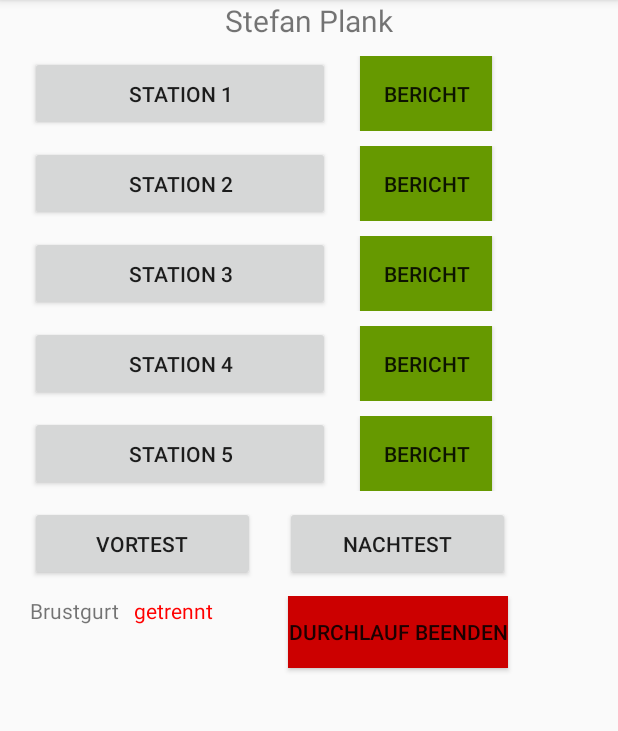
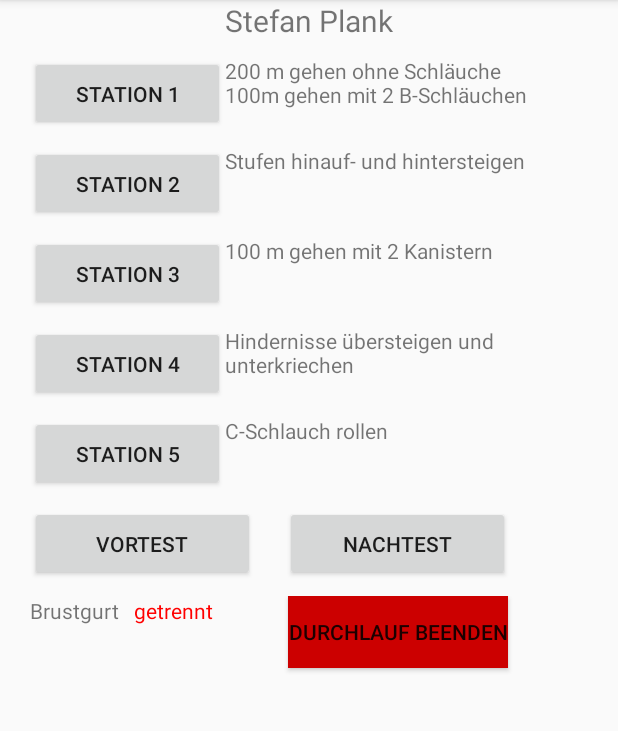
Before and after one commit to planks9/oefast, an Android app: the StationMenueFragment screen opened directly, with no data from a screen before it, on a phone screen of 412 x 824 dp, the part 84-815 px from its top. Run offline under Robolectric (Android 15) with nearby library versions, the phone set to English and light mode, and no system bars; our stand-ins replace Room's generated code; 2 statements that could not run were skipped.

Commit message:
Change Layout in Menue, StationReady and Station Recording

```diff
--- a/app/src/main/java/at/ac/univie/stefan/fast/Fragments/StationMenueFragment.java
+++ b/app/src/main/java/at/ac/univie/stefan/fast/Fragments/StationMenueFragment.java
@@ -6,7 +6,6 @@ import android.os.Bundle;
 import android.support.annotation.Nullable;
 import android.support.v4.app.Fragment;
 import android.support.v4.app.FragmentTransaction;
-import android.util.Log;
 import android.view.LayoutInflater;
 import android.view.View;
 import android.view.ViewGroup;
@@ -33,7 +32,6 @@ import static at.ac.univie.stefan.fast.StationTracking.StationTrackingData.STATI
 public class StationMenueFragment extends Fragment {
 
 
-
     Button buttonStationOne;
     Button buttonStationTwo;
     Button buttonStationThree;
@@ -41,15 +39,14 @@ public class StationMenueFragment extends Fragment {
     Button buttonStationFive;
     Button buttonPraeTest;
     Button buttonPostTest;
-    //Button buttonGesamtstatistik;
-    Button buttonBerichtStationOne;
-    Button buttonBerichtStationTwo;
-    Button buttonBerichtStationThree;
-    Button buttonBerichtStationFour;
-    Button buttonBerichtStationFive;
     Button buttonendEndDurchlauf;
     TextView textViewConnected;
     TextView textViewPersonName;
+    TextView textViewStationMenueStationOneDescription;
+    TextView textViewStationMenueStationTwoDescription;
+    TextView textViewStationMenueStationThreeDescription;
+    TextView textViewStationMenueStationFourDescription;
+    TextView textViewStationMenueStationFiveDescription;
 
 
     @Nullable
@@ -64,21 +61,30 @@ public class StationMenueFragment extends Fragment {
         buttonStationFive = (Button) view.findViewById(R.id.buttonStationFive);
         buttonPraeTest = (Button) view.findViewById(R.id.buttonPraeTest);
         buttonPostTest = (Button) view.findViewById(R.id.buttonPostTest);
-        //buttonGesamtstatistik = (Button) view.findViewById(R.id.buttonGesamtstatistik);
-        buttonBerichtStationOne = (Button) view.findViewById(R.id.buttonBerichtStationOne);
-        buttonBerichtStationTwo = (Button) view.findViewById(R.id.buttonBerichtStationTwo);
-        buttonBerichtStationThree = (Button) view.findViewById(R.id.buttonBerichtStationThree);
-        buttonBerichtStationFour = (Button) view.findViewById(R.id.buttonBerichtStationFour);
-        buttonBerichtStationFive = (Button) view.findViewById(R.id.buttonBerichtStationFive);
+
         buttonendEndDurchlauf = (Button) view.findViewById(R.id.buttonEndDurchlauf);
         textViewConnected = (TextView) view.findViewById(R.id.textViewStationMenueConnected);
         textViewPersonName = (TextView) view.findViewById(R.id.textViewStationMenuePersonName);
+        textViewStationMenueStationOneDescription = (TextView) view.findViewById(R.id.textViewStationMenueStationOneDescription);
+        textViewStationMenueStationTwoDescription = (TextView) view.findViewById(R.id.textViewStationMenueStationTwoDescription);
+        textViewStationMenueStationThreeDescription = (TextView) view.findViewById(R.id.textViewStationMenueStationThreeDescription);
+        textViewStationMenueStationFourDescription = (TextView) view.findViewById(R.id.textViewStationMenueStationFourDescription);
+        textViewStationMenueStationFiveDescription = (TextView) view.findViewById(R.id.textViewStationMenueStationFiveDescription);
+
+
         //Set first Text to getrennt because the belt is connecting in the background and as soon as the belt is connected it sets the Text to connected
         textViewConnected.setText("getrennt");
         textViewConnected.setTextColor(Color.RED);
         textViewPersonName.setText(StationTrackingData.getPersonname());
 
         BluetoothMessageHandler.getInstance().setTextViews(view, 0, 0, R.id.textViewStationMenueConnected);
+
+
+        textViewStationMenueStationOneDescription.setText(R.string.station_one_description);
+        textViewStationMenueStationTwoDescription.setText(R.string.station_two_description);
+        textViewStationMenueStationThreeDescription.setText(R.string.station_three_description);
+        textViewStationMenueStationFourDescription.setText(R.string.station_four_description);
+        textViewStationMenueStationFiveDescription.setText(R.string.station_five_description);
 
 
         buttonStationOne.setOnClickListener(onClickListener);
@@ -101,30 +107,24 @@ public class StationMenueFragment extends Fragment {
         public void onClick(View view) {
 
 
-            if (view.getId()==buttonStationOne.getId()) {
+            if (view.getId() == buttonStationOne.getId()) {
                 StationTrackingData.setActualStation(STATIONONE);
-            }
-            else if (view.getId()==buttonStationTwo.getId()) {
+            } else if (view.getId() == buttonStationTwo.getId()) {
                 StationTrackingData.setActualStation(STATIONTWO);
-            }
-            else if (view.getId()==buttonStationThree.getId()) {
+            } else if (view.getId() == buttonStationThree.getId()) {
                 StationTrackingData.setActualStation(STATIONTHREE);
-            }
-            else if (view.getId()==buttonStationFour.getId()) {
+            } else if (view.getId() == buttonStationFour.getId()) {
                 StationTrackingData.setActualStation(STATIONFOUR);
-            }
-            else if (view.getId()==buttonStationFive.getId()) {
+            } else if (view.getId() == buttonStationFive.getId()) {
                 StationTrackingData.setActualStation(STATIONFIVE);
-            }
-            else if (view.getId()==buttonPraeTest.getId()) {
+            } else if (view.getId() == buttonPraeTest.getId()) {
                 StationTrackingData.setActualStation(PRAETEST);
-            }
-            else if (view.getId()==buttonPostTest.getId()) {
+            } else if (view.getId() == buttonPostTest.getId()) {
                 StationTrackingData.setActualStation(POSTTEST);
             }
 
             //Handle next step to be made
-            if (view.getId()==buttonendEndDurchlauf.getId()) {
+            if (view.getId() == buttonendEndDurchlauf.getId()) {
                 Intent intent = new Intent(getContext(), PersonManagementActivity.class);
                 startActivity(intent);
             } else {
@@ -138,6 +138,4 @@ public class StationMenueFragment extends Fragment {
     };
 
 
-
-
 }
--- a/app/src/main/res/layout/stationmenue.xml
+++ b/app/src/main/res/layout/stationmenue.xml
@@ -19,18 +19,16 @@
 
         <Button
             android:id="@+id/buttonStationOne"
-            android:layout_width="200dp"
+            android:layout_width="130dp"
             android:layout_height="match_parent"
             android:layout_marginLeft="20dp"
             android:text="Station 1" />
 
-        <Button
-            android:id="@+id/buttonBerichtStationOne"
+        <TextView
+            android:id="@+id/textViewStationMenueStationOneDescription"
             android:layout_width="wrap_content"
             android:layout_height="match_parent"
-            android:layout_marginLeft="20dp"
-            android:background="@android:color/holo_green_dark"
-            android:text="Bericht" />
+             />
 
 
     </TableRow>
@@ -42,18 +40,16 @@
 
         <Button
             android:id="@+id/buttonStationTwo"
-            android:layout_width="200dp"
+            android:layout_width="130dp"
             android:layout_height="match_parent"
             android:layout_marginLeft="20dp"
             android:text="Station 2" />
 
-        <Button
-            android:id="@+id/buttonBerichtStationTwo"
+        <TextView
+            android:id="@+id/textViewStationMenueStationTwoDescription"
             android:layout_width="wrap_content"
             android:layout_height="match_parent"
-            android:layout_marginLeft="20dp"
-            android:background="@android:color/holo_green_dark"
-            android:text="Bericht" />
+             />
 
 
     </TableRow>
@@ -65,18 +61,16 @@
 
         <Button
             android:id="@+id/buttonStationThree"
-            android:layout_width="200dp"
+            android:layout_width="130dp"
             android:layout_height="match_parent"
             android:layout_marginLeft="20dp"
             android:text="Station 3" />
 
-        <Button
-            android:id="@+id/buttonBerichtStationThree"
+        <TextView
+            android:id="@+id/textViewStationMenueStationThreeDescription"
             android:layout_width="wrap_content"
             android:layout_height="match_parent"
-            android:layout_marginLeft="20dp"
-            android:background="@android:color/holo_green_dark"
-            android:text="Bericht" />
+             />
 
 
     </TableRow>
@@ -88,18 +82,17 @@
 
         <Button
             android:id="@+id/buttonStationFour"
-            android:layout_width="200dp"
+            android:layout_width="130dp"
             android:layout_height="match_parent"
             android:layout_marginLeft="20dp"
             android:text="Station 4" />
 
-        <Button
-            android:id="@+id/buttonBerichtStationFour"
+        <TextView
+            android:id="@+id/textViewStationMenueStationFourDescription"
             android:layout_width="wrap_content"
             android:layout_height="match_parent"
-            android:layout_marginLeft="20dp"
-            android:background="@android:color/holo_green_dark"
-            android:text="Bericht" />
+             />
+
     </TableRow>
 
     <TableRow
@@ -109,18 +102,16 @@
 
         <Button
             android:id="@+id/buttonStationFive"
-            android:layout_width="200dp"
+            android:layout_width="130dp"
             android:layout_height="match_parent"
             android:layout_marginLeft="20dp"
             android:text="Station 5" />
 
-        <Button
-            android:id="@+id/buttonBerichtStationFive"
+        <TextView
+            android:id="@+id/textViewStationMenueStationFiveDescription"
             android:layout_width="wrap_content"
             android:layout_height="match_parent"
-            android:layout_marginLeft="20dp"
-            android:background="@android:color/holo_green_dark"
-            android:text="Bericht" />
+             />
 
     </TableRow>
 
@@ -146,16 +137,6 @@
 
     </TableRow>
 
-    <!--
-    <Button
-        android:id="@+id/buttonGesamtstatistik"
-        android:layout_width="wrap_content"
-        android:layout_height="wrap_content"
-        android:layout_gravity="center"
-        android:layout_marginTop="10dp"
-        android:visibility="invisible"
-        android:text="Gesamtstatistik" />
-        -->
 
     <TableRow
         android:layout_width="match_parent"
--- a/app/src/main/res/values/strings.xml
+++ b/app/src/main/res/values/strings.xml
@@ -1,7 +1,7 @@
 <resources>
     <string name="app_name">ÖFAST</string>
     <string name="station_one_name">Station 1</string>
-    <string name="station_one_description">200 m gehen ohne Schläuche \n 100m gehen mit 2 B - Schläuchen</string>
+    <string name="station_one_description">200 m gehen ohne Schläuche \n100m gehen mit 2 B-Schläuchen</string>
     <string name="station_one_timelimit">6</string>
 
     <string name="station_two_name">Station 2</string>
@@ -22,10 +22,10 @@
 
     <string name="station_praetest">Vortest</string>
     <string name="station_praetest_description"></string>
-    <string name="station_praetest_timelimit">2</string>
+    <string name="station_praetest_timelimit">5</string>
 
     <string name="station_posttest">Nachtest</string>
     <string name="station_posttest_description"></string>
-    <string name="station_posttest_timelimit">2</string>
+    <string name="station_posttest_timelimit">5</string>
 
 </resources>
```
Also changed, not shown: app/src/main/res/layout/stationready.xml (+13 -5 lines), app/src/main/res/layout/stationrecording.xml (+12 -5 lines).
